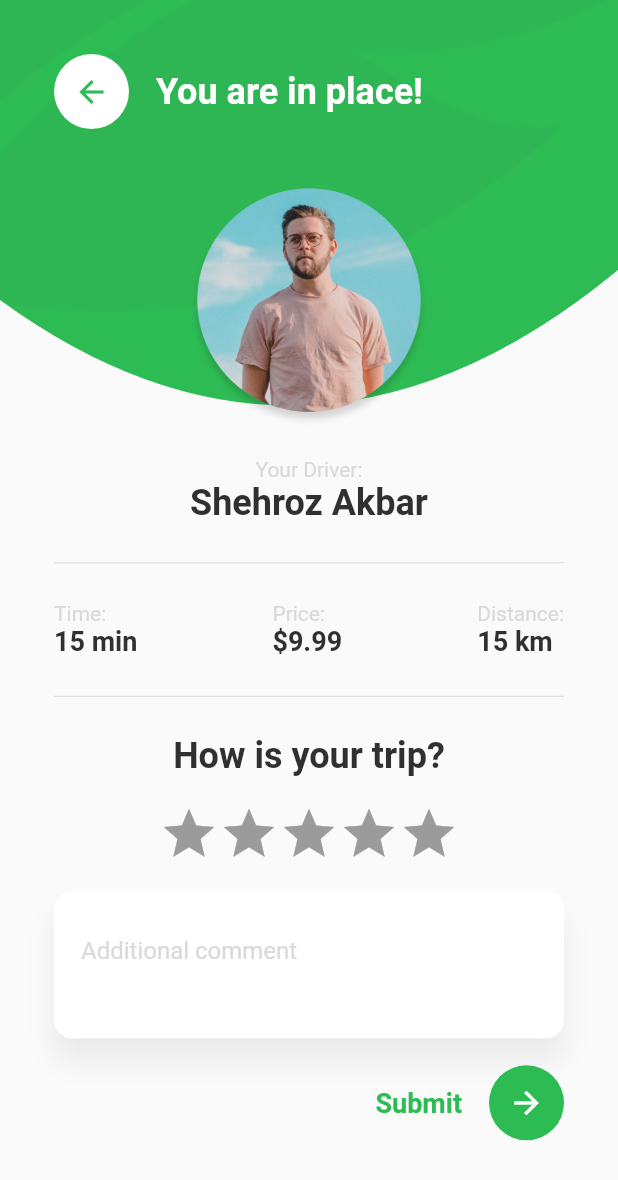
After one commit to Saadkc/ride_sharing_rider_app, a Flutter app: the RateScreen screen opened directly, on a phone screen of 412 x 824 dp. The commit adds this screen. Shown: the top 1180 px of the screen. Run offline on Flutter 3.47's test engine with Material 2 defaults, Android fonts, the phone set to English and light mode, and no system bars; drawn by our look-alikes of flutter_rating_bar; our stand-ins replace firebase_auth, firebase_core, firebase_database, fluttertoast, geolocator, google_maps_flutter and 2 more; missing offline and left inert: flutter_geofire; accounts and stored records are empty.

Commit message:
dialer pad function invoice screen and ride rating screen done

```diff
--- /dev/null
+++ b/lib/constants.dart
@@ -0,0 +1,10 @@
+import 'package:flutter/material.dart';
+
+const kPrimaryColor = Color(0XFF2DBB54);
+const kTextColor = Color(0XFF303030);
+const kTextLightColor = Color(0XFFD9D9D9);
+const kIndicatorColor = Color(0XFFCBCCD5);
+const kBackgroundColor = Color(0XFFF6F8FF);
+const kDividerColor = Color(0XFFF6F6F6);
+
+const kDefaultPadding = 18.0;
--- a/lib/main.dart
+++ b/lib/main.dart
@@ -1,9 +1,11 @@
 import 'package:firebase_core/firebase_core.dart';
 import 'package:flutter/material.dart';
 import 'package:rider/screens/mainScreens/main_screen.dart';
+import 'package:rider/screens/rate/rate.dart';
 import 'package:rider/screens/ride/ride_start_screen.dart';
 import 'package:rider/splashScreen/splash_screen.dart';
 import 'firebase_options.dart';
+import 'invoice screen/invoice.dart';
 
 void main() async {
   WidgetsFlutterBinding.ensureInitialized();
--- /dev/null
+++ b/lib/proportionate.dart
@@ -0,0 +1,13 @@
+import 'package:flutter/material.dart';
+
+// Get the height, proportionally to screen height
+double getScreenPropotionHeight(double actualHeight, Size size) {
+  // 896 is the artboard height that designer use
+  return (actualHeight / 896.0) * size.height;
+}
+
+// Get the width, proportionally to screen width
+double getScreenPropotionWidth(double actualWidth, Size size) {
+  // 414 is the artboard width that designer use
+  return (actualWidth / 414.0) * size.width;
+}
--- /dev/null
+++ b/lib/screens/rate/components/app_header.dart
@@ -0,0 +1,40 @@
+import 'package:flutter/material.dart';
+
+import '../../../constants.dart';
+
+class AppHeader extends StatelessWidget {
+  const AppHeader({
+    Key? key,
+  }) : super(key: key);
+
+  @override
+  Widget build(BuildContext context) {
+    return ClipPath(
+      clipper: MyClipper(),
+      child: Container(
+        width: double.infinity,
+        height: 350.0,
+        color: kPrimaryColor,
+      ),
+    );
+  }
+}
+
+class MyClipper extends CustomClipper<Path> {
+  @override
+  Path getClip(Size size) {
+    var path = Path();
+
+    path.lineTo(0, size.height - 150);
+    path.quadraticBezierTo(size.width / 2, size.height, size.width, size.height - 170);
+    path.lineTo(size.width, 0);
+    path.close();
+
+    return path;
+  }
+
+  @override
+  bool shouldReclip(CustomClipper<Path> oldClipper) {
+    return false;
+  }
+}
--- /dev/null
+++ b/lib/screens/rate/components/custom_app_bar.dart
@@ -0,0 +1,30 @@
+import 'package:flutter/material.dart';
+import 'package:rider/screens/rate/components/rounded_button.dart';
+
+import '../../../constants.dart';
+
+class CustomAppBar extends StatelessWidget {
+  const CustomAppBar({
+    Key? key,
+  }) : super(key: key);
+
+  @override
+  Widget build(BuildContext context) {
+    return Row(
+      children: [
+        RoundedButton(
+          icon: Icon(Icons.arrow_back),
+          iconColor: kPrimaryColor,
+          bgColor: Colors.white,
+          tap: () {},
+        ),
+        SizedBox(width: kDefaultPadding),
+        Text(
+          'You are in place!',
+          style: TextStyle(
+              color: Colors.white, fontWeight: FontWeight.bold, fontSize: 24),
+        )
+      ],
+    );
+  }
+}
--- /dev/null
+++ b/lib/screens/rate/components/main_button.dart
@@ -0,0 +1,30 @@
+import 'package:flutter/material.dart';
+import 'package:rider/screens/rate/components/rounded_button.dart';
+
+import '../../../constants.dart';
+
+class MainButton extends StatelessWidget {
+  const MainButton({
+    Key? key,
+  }) : super(key: key);
+
+  @override
+  Widget build(BuildContext context) {
+    return Row(
+      mainAxisAlignment: MainAxisAlignment.end,
+      children: [
+        Text(
+          'Submit',
+          style: TextStyle(
+              color: kPrimaryColor, fontWeight: FontWeight.bold, fontSize: 18),
+        ),
+        SizedBox(width: kDefaultPadding),
+        RoundedButton(
+            icon: Icon(Icons.arrow_forward),
+            iconColor: Colors.white,
+            bgColor: kPrimaryColor,
+            tap: () {})
+      ],
+    );
+  }
+}
--- /dev/null
+++ b/lib/screens/rate/components/multiline_input.dart
@@ -0,0 +1,36 @@
+import 'package:flutter/material.dart';
+
+import '../../../constants.dart';
+
+class MultilineInput extends StatelessWidget {
+  const MultilineInput({
+    Key? key,
+  }) : super(key: key);
+
+  @override
+  Widget build(BuildContext context) {
+    return Container(
+      padding: EdgeInsets.all(kDefaultPadding),
+      decoration: BoxDecoration(
+          color: Colors.white,
+          borderRadius: BorderRadius.circular(12.0),
+          boxShadow: [
+            BoxShadow(
+                blurRadius: 15,
+                offset: const Offset(0.0, 15.0),
+                color: kTextColor.withAlpha(20))
+          ]),
+      child: TextField(
+        textInputAction: TextInputAction.newline,
+        keyboardType: TextInputType.multiline,
+        maxLines: 2,
+        decoration: InputDecoration(
+            border: InputBorder.none,
+            hintText: 'Additional comment',
+            hintStyle: TextStyle(
+              color: kTextLightColor,
+            )),
+      ),
+    );
+  }
+}
--- /dev/null
+++ b/lib/screens/rate/components/ride_stat.dart
@@ -0,0 +1,54 @@
+import 'package:flutter/material.dart';
+
+import '../../../constants.dart';
+
+class RideStats extends StatelessWidget {
+  const RideStats({
+    Key? key,
+  }) : super(key: key);
+
+  @override
+  Widget build(BuildContext context) {
+    return Row(
+      mainAxisAlignment: MainAxisAlignment.spaceBetween,
+      children: [
+        RideInfo(
+          title: 'Time:',
+          value: '15 min',
+        ),
+        RideInfo(
+          title: 'Price:',
+          value: '\$9.99',
+        ),
+        RideInfo(
+          title: 'Distance:',
+          value: '15 km',
+        )
+      ],
+    );
+  }
+}
+
+class RideInfo extends StatelessWidget {
+  const RideInfo({
+    Key? key,
+    required this.title,
+    required this.value,
+  }) : super(key: key);
+
+  final String title, value;
+
+  @override
+  Widget build(BuildContext context) {
+    return RichText(
+        text: TextSpan(children: [
+      TextSpan(
+          text: title + '\n',
+          style: TextStyle(color: kTextLightColor, fontSize: 14)),
+      TextSpan(
+          text: value,
+          style: TextStyle(
+              color: kTextColor, fontWeight: FontWeight.bold, fontSize: 18)),
+    ]));
+  }
+}
--- /dev/null
+++ b/lib/screens/rate/components/rounded_button.dart
@@ -0,0 +1,32 @@
+import 'package:flutter/material.dart';
+
+class RoundedButton extends StatelessWidget {
+  const RoundedButton({
+    Key? key,
+    required this.icon,
+    required this.iconColor,
+    required this.bgColor,
+    required this.tap,
+  }) : super(key: key);
+
+  final Icon icon;
+  final Color iconColor, bgColor;
+  final GestureTapCallback tap;
+
+  @override
+  Widget build(BuildContext context) {
+    return Container(
+      width: 50.0,
+      height: 50.0,
+      decoration: BoxDecoration(
+        borderRadius: BorderRadius.all(Radius.circular(25.0)),
+        color: bgColor,
+      ),
+      child: IconButton(
+        icon: icon,
+        onPressed: tap,
+        color: iconColor,
+      ),
+    );
+  }
+}
--- /dev/null
+++ b/lib/screens/rate/rate.dart
@@ -0,0 +1,116 @@
+import 'package:flutter/material.dart';
+import 'package:flutter_rating_bar/flutter_rating_bar.dart';
+import 'package:smooth_star_rating_null_safety/smooth_star_rating_null_safety.dart';
+
+import '../../constants.dart';
+import '../../proportionate.dart';
+import 'components/app_header.dart';
+import 'components/custom_app_bar.dart';
+import 'components/main_button.dart';
+import 'components/multiline_input.dart';
+import 'components/ride_stat.dart';
+
+class RateScreen extends StatefulWidget {
+  @override
+  State<RateScreen> createState() => _RateScreenState();
+}
+
+class _RateScreenState extends State<RateScreen> {
+  @override
+  double rating = 0;
+  Widget build(BuildContext context) {
+    Size size = MediaQuery.of(context).size;
+
+    return Scaffold(
+      body: SingleChildScrollView(
+        child: Stack(
+          children: [
+            AppHeader(),
+            Positioned(
+                top: -380,
+                left: -187,
+                child: Opacity(
+                    opacity: 0.9, child: Image.asset('assets/images/bg.png'))),
+            SafeArea(
+                child: Padding(
+              padding: EdgeInsets.all(kDefaultPadding * 2),
+              child: Column(
+                children: [
+                  CustomAppBar(),
+                  SizedBox(height: kDefaultPadding * 2),
+                  Image.asset(
+                    'assets/images/driver.png',
+                    width: getScreenPropotionWidth(166, size),
+                  ),
+                  const SizedBox(height: kDefaultPadding),
+                  const Text(
+                    'Your Driver:',
+                    style: TextStyle(color: kTextLightColor, fontSize: 14),
+                  ),
+                  const Text(
+                    'Shehroz Akbar',
+                    style: TextStyle(
+                        color: kTextColor,
+                        fontSize: 24,
+                        fontWeight: FontWeight.bold),
+                  ),
+                  SizedBox(height: kDefaultPadding),
+                  Divider(
+                    color: kTextLightColor,
+                  ),
+                  SizedBox(height: kDefaultPadding),
+                  RideStats(),
+                  SizedBox(height: kDefaultPadding),
+                  Divider(
+                    color: kTextLightColor,
+                  ),
+                  SizedBox(height: kDefaultPadding),
+                  // Text(
+                  //   'Mark,',
+                  //   style: TextStyle(
+                  //     color: kTextLightColor,
+                  //     fontSize: 14,
+                  //   ),
+                  // ),
+                  Text(
+                    'How is your trip?',
+                    style: TextStyle(
+                      color: kTextColor,
+                      fontWeight: FontWeight.bold,
+                      fontSize: 24,
+                    ),
+                  ),
+                  SizedBox(height: kDefaultPadding),
+                  RatingBar.builder(
+                    minRating: 1,
+                    itemBuilder: (context, _) => Icon(
+                      Icons.star,
+                      color: Colors.yellow,
+                    ),
+                    onRatingUpdate: (rating) => setState(() {
+                      this.rating = rating;
+                    }),
+                  ),
+                  // SmoothStarRating(
+                  //   allowHalfRating: false,
+                  //   // onRated: (v) {},
+                  //   starCount: 5,
+                  //   onRatingChanged: (v) {},
+
+                  //   size: 35,
+                  //   // isReadOnly: false,
+                  //   spacing: kDefaultPadding,
+                  // ),
+                  SizedBox(height: kDefaultPadding),
+                  MultilineInput(),
+                  SizedBox(height: kDefaultPadding),
+                  MainButton()
+                ],
+              ),
+            ))
+          ],
+        ),
+      ),
+    );
+  }
+}
--- a/pubspec.yaml
+++ b/pubspec.yaml
@@ -43,6 +43,8 @@ dependencies:
   http: ^0.13.5
   location: ^4.4.0
   provider: ^6.0.5
+  smooth_star_rating_null_safety: ^1.0.4+2
+  url_launcher: ^6.1.11
   wiredash: ^1.5.0
 
 dev_dependencies:
```
Also changed, not shown: lib/invoice screen/invoice.dart (added, +149 -0 lines), lib/screens/ride/ride_start_screen.dart (+18 -5 lines), assets/images/bg.png (added), assets/images/driver.png (added), pubspec.lock, 1 other file.
